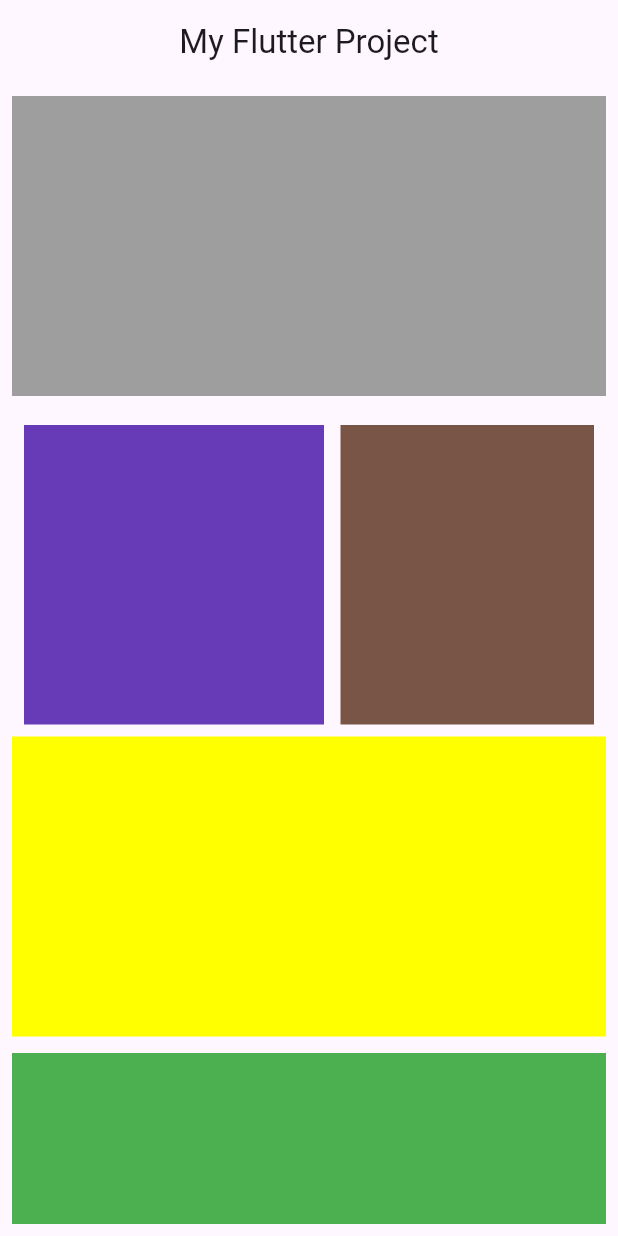
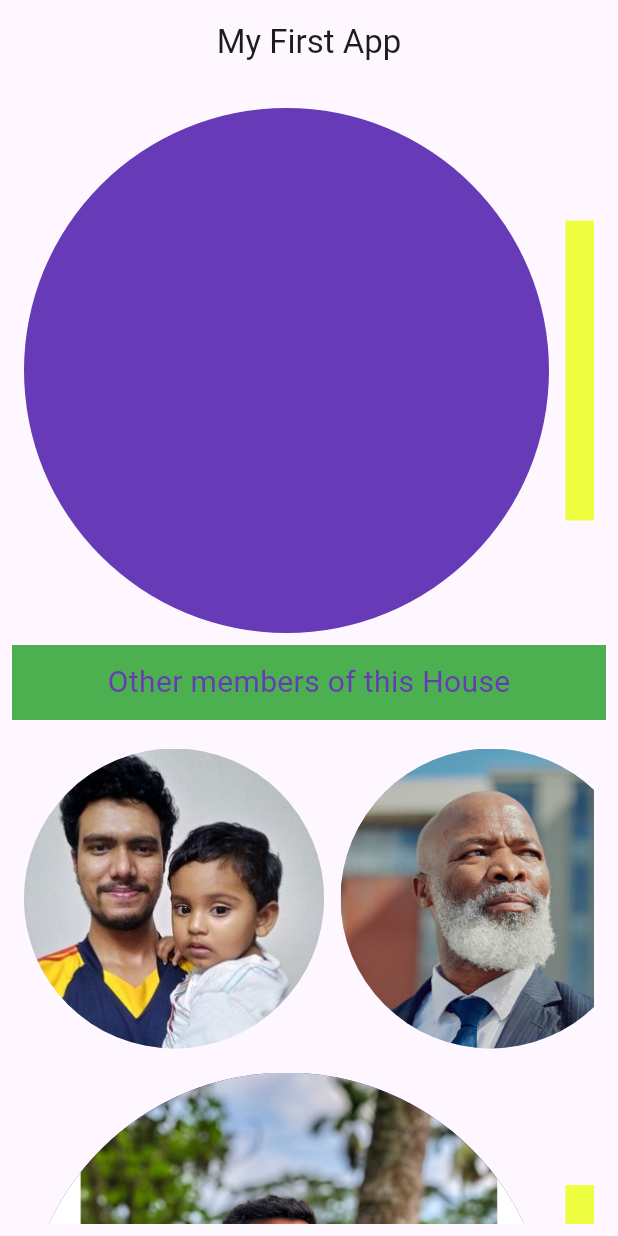
Before and after one commit to fahim-shahriar-alif/flutter, a Flutter app: the screen it shows after launch, on a phone screen of 412 x 824 dp. Run offline on Flutter 3.47's test engine with Material 3 defaults, Android fonts, the phone set to English and light mode, and no system bars.

Commit message:
practiced to add some files and photos

```diff
--- a/lib/main.dart
+++ b/lib/main.dart
@@ -1,5 +1,6 @@
 import 'package:flutter/material.dart';
 import 'package:row/inkwellwidget.dart';
+import 'package:row/practice.dart';
 import 'package:row/row_34.dart';
 import 'package:row/scroll.dart';
 
@@ -17,7 +18,7 @@ class MyApp extends StatelessWidget {
       theme: ThemeData(
         primarySwatch: Colors.lightBlue,
       ),
-      home: const Extra(),
+      home: const Practice(),
     );
   }
 }
--- /dev/null
+++ b/lib/practice.dart
@@ -0,0 +1,223 @@
+import 'package:flutter/material.dart';
+
+class Practice extends StatelessWidget {
+  const Practice({super.key});
+
+  @override
+  Widget build(BuildContext context) {
+    return Scaffold(
+      appBar: AppBar(
+        title: const Center(child: Text("My First App")),
+      ),
+      body:
+      Padding(
+        padding: const EdgeInsets.all(8.0),
+        child: SingleChildScrollView(
+          child: Column(
+            children: [
+              // Container(
+              //   margin: EdgeInsets.only(bottom: 11),
+              //   height: 200,
+              //
+              //   color: Colors.grey,
+              // ),
+              Padding(
+                padding: const EdgeInsets.all(8.0),
+                child: SingleChildScrollView(
+                  scrollDirection: Axis.horizontal,
+                  child: Row(
+                    children: [
+                      Container(
+                        margin: EdgeInsets.only(right: 11),
+                        height: 350,
+                        width: 350,
+                        decoration:
+                          BoxDecoration(
+                          color: Colors.deepPurple,shape:BoxShape.circle )
+                      ),
+                      Container(
+                        margin: EdgeInsets.only(right: 11),
+                        height: 200,
+                        width: 500,
+                        color: Colors.limeAccent,
+                      ),
+
+                    ],
+                  ),
+                ),
+              ),
+              Container(
+                margin: EdgeInsets.only(bottom: 11),
+                height: 50,
+
+                color: Colors.green,
+                  child:
+                  Center(child: Text("Other members of this House",
+                      style: TextStyle(color: Colors.deepPurple ,
+                      fontSize: 20 ,
+                  )),
+                  ),
+              ),
+
+              Padding(
+                padding: const EdgeInsets.all(8.0),
+                child: SingleChildScrollView(
+                  scrollDirection: Axis.horizontal,
+                  child: Row(
+                    children: [
+                      Container(
+                        margin: EdgeInsets.only(right: 11),
+                        height: 200,
+                        width: 200,
+                        decoration: BoxDecoration(
+                          color: Colors.black12,shape: BoxShape.circle),child: ClipOval(
+                        child: Image.asset(
+                          'assets/images/Alif1.jpg',
+                          fit: BoxFit.cover, // Ensures the image fills the container while maintaining aspect ratio
+                        ),
+                      ),
+                      ),
+
+                      Container(
+                        margin: EdgeInsets.only(right: 11),
+                        height: 200,
+                        width: 200,
+                        decoration: BoxDecoration(
+                            color: Colors.black12,shape: BoxShape.circle),child: ClipOval(
+                        child: Image.asset(
+                          'assets/images/Men2.jpg',
+                          fit: BoxFit.cover, // Ensures the image fills the container while maintaining aspect ratio
+                        ),
+                      ),
+                      ),
+                      Container(
+                        margin: EdgeInsets.only(right: 11),
+                        height: 200,
+                        width: 200,
+                        decoration: BoxDecoration(
+                            color: Colors.black12,shape: BoxShape.circle),child: ClipOval(
+                        child: Image.asset(
+                          'assets/images/Men4.jpg',
+                          fit: BoxFit.cover, // Ensures the image fills the container while maintaining aspect ratio
+                        ),
+                      ),
+                      ),
+                Container(
+                  margin: EdgeInsets.only(right: 11),
+                  height: 200,
+                  width: 200,
+                  decoration: BoxDecoration(
+                      color: Colors.black12,shape: BoxShape.circle),child: ClipOval(
+                  child: Image.asset(
+                    'assets/images/Men3.jpg',
+                    fit: BoxFit.cover, // Ensures the image fills the container while maintaining aspect ratio
+                  ),
+                ),
+                ),
+                    ],
+                  ),
+                ),
+              ),
+              Padding(
+                padding: const EdgeInsets.all(8.0),
+                child: SingleChildScrollView(
+                  scrollDirection: Axis.horizontal,
+                  child: Row(
+                    children: [
+                      Container(
+                        margin: const EdgeInsets.only(right: 11),
+                        height: 350,
+                        width: 350,
+                        decoration: const BoxDecoration(
+                          color: Colors.deepPurple,
+                          shape: BoxShape.circle,
+                        ),
+                        child: ClipOval(
+                          child: Image.asset(
+                            'assets/images/Alif.jpg',
+                            fit: BoxFit.cover, // Ensures the image fills the container while maintaining aspect ratio
+                          ),
+                        ),
+                      ),
+                      Container(
+                        margin: const EdgeInsets.only(right: 11),
+                        height: 200,
+                        width: 500,
+                        color: Colors.limeAccent,
+                      ),
+                    ],
+                  ),
+                ),
+              ),
+
+              Padding(
+                padding: const EdgeInsets.all(8.0),
+                child: SingleChildScrollView(
+                  scrollDirection: Axis.horizontal,
+                  child: Row(
+                    children: [
+                      Container(
+                          margin: EdgeInsets.only(right: 11),
+                          height: 350,
+                          width: 350,
+                          decoration:
+                          BoxDecoration(
+                              color: Colors.deepPurple,shape:BoxShape.circle )
+                      ),
+                      Container(
+                        margin: EdgeInsets.only(right: 11),
+                        height: 200,
+                        width: 500,
+                        color: Colors.limeAccent,
+                      ),
+
+                    ],
+                  ),
+                ),
+              ),
+              Padding(
+                padding: const EdgeInsets.all(8.0),
+                child: SingleChildScrollView(
+                  scrollDirection: Axis.horizontal,
+                  child: Row(
+                    children: [
+                      Container(
+                          margin: EdgeInsets.only(right: 11),
+                          height: 350,
+                          width: 350,
+                          decoration:
+                          BoxDecoration(
+                              color: Colors.deepPurple,shape:BoxShape.circle )
+                      ),
+                      Container(
+                        margin: EdgeInsets.only(right: 11),
+                        height: 200,
+                        width: 500,
+                        color: Colors.limeAccent,
+                      ),
+
+                    ],
+                  ),
+                ),
+              ),
+              Container(
+                margin: EdgeInsets.only(bottom: 11),
+                height: 200,
+
+                color: Colors.yellowAccent,
+              ),
+              Container(
+                margin: EdgeInsets.only(bottom: 11),
+                height: 200,
+
+                color: Colors.green,
+              ),
+
+
+            ],
+          ),
+        ),
+      ),
+    );
+  }
+}
```
Also changed, not shown: pubspec.yaml (+9 -3 lines), assets/images/Alif.jpg (added), assets/images/Alif1.jpg (added), assets/images/Family.jpeg (added), assets/images/Men1.jpg (added), assets/images/Men2.jpg (added), assets/images/Men3.jpg (added), assets/images/Men4.jpg (added).
